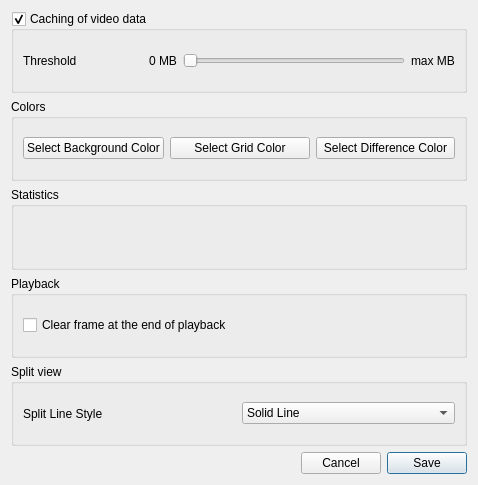
This is ui/settingswindow.ui in IENT/YUView as Qt 5 draws it before an edit. The edited form follows.
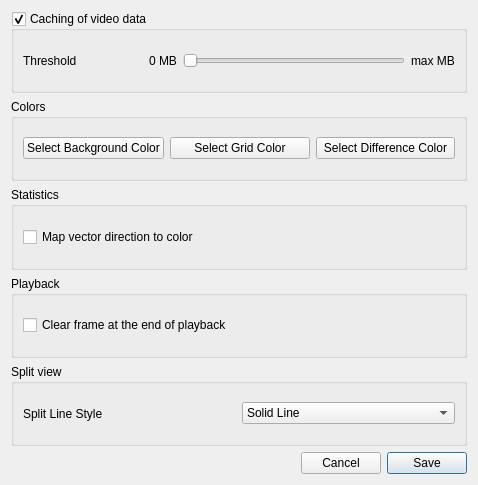
This is the edited form.

Commit message: - partially fixed screenshot - added vector direction to color option

```diff
--- a/ui/settingswindow.ui
+++ b/ui/settingswindow.ui
@@ -151,7 +151,15 @@
        <property name="title">
         <string>Statistics</string>
        </property>
-       <layout class="QGridLayout" name="gridLayout_2"/>
+       <layout class="QGridLayout" name="gridLayout_2">
+        <item row="0" column="0">
+         <widget class="QCheckBox" name="MapVectorColorCheckBox">
+          <property name="text">
+           <string>Map vector direction to color</string>
+          </property>
+         </widget>
+        </item>
+       </layout>
       </widget>
      </item>
      <item>
```
The commit also changes 5 other files.
